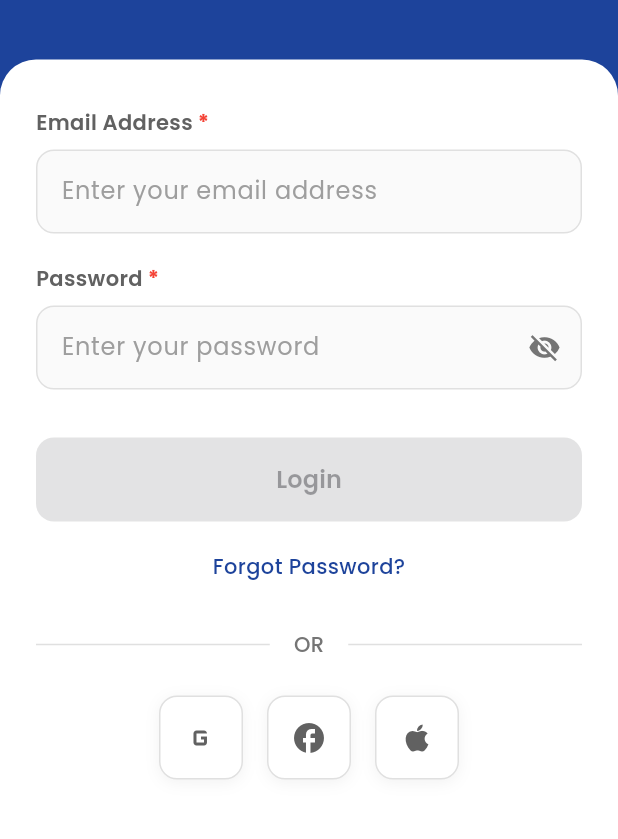
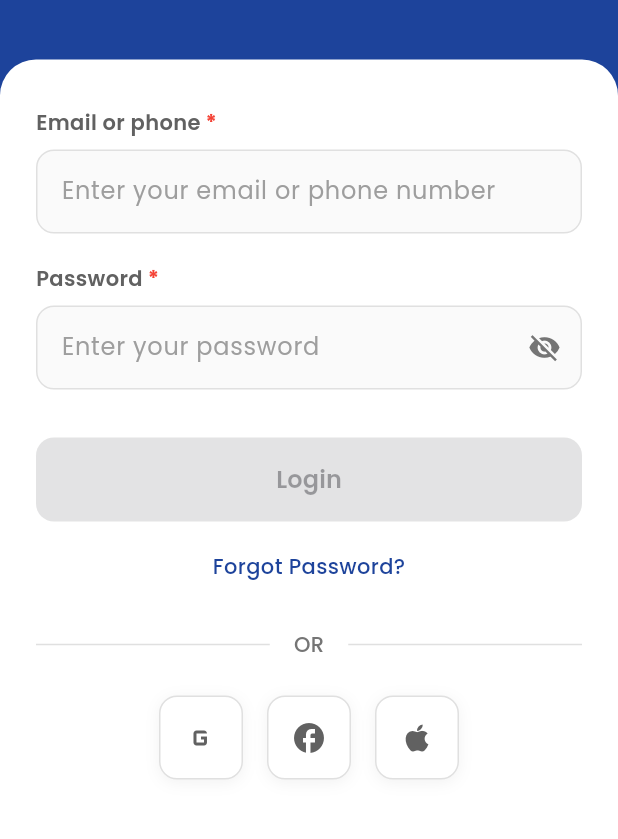
Before and after one commit to pitxitojt/pitx-app, a Flutter app: the screen it shows after launch, after a tap on "Login", on a phone screen of 412 x 824 dp, the part 323-1162 px from its top. Run offline on Flutter 3.47's test engine with Material 3 defaults, Android fonts, the phone set to English and light mode, and no system bars; our stand-ins replace google_fonts; missing offline and left inert: country_flags.

Commit message:
update login and signup

```diff
--- a/lib/pages/Login.dart
+++ b/lib/pages/Login.dart
@@ -106,14 +106,14 @@ class _LoginState extends State<Login> {
                 children: [
                   const SizedBox(height: 8),
 
-                  // Email field
+                  // Email or Mobile field
                   Column(
                     crossAxisAlignment: CrossAxisAlignment.start,
                     children: [
                       Row(
                         children: [
                           Text(
-                            'Email Address',
+                            'Email or phone',
                             style: TextStyle(
                               fontSize: 14,
                               fontWeight: FontWeight.w600,
@@ -151,7 +151,7 @@ class _LoginState extends State<Login> {
                               horizontal: 16,
                               vertical: 16,
                             ),
-                            hintText: 'Enter your email address',
+                            hintText: 'Enter your email or phone number',
                             hintStyle: TextStyle(
                               color: Colors.grey[500],
                               fontSize: 16,
--- a/lib/pages/Signup.dart
+++ b/lib/pages/Signup.dart
@@ -113,7 +113,7 @@ class _SignupState extends State<Signup> {
                       Row(
                         children: [
                           Text(
-                            'Email Address',
+                            'Email',
                             style: TextStyle(
                               fontSize: 14,
                               fontWeight: FontWeight.w600,
@@ -151,7 +151,7 @@ class _SignupState extends State<Signup> {
                               horizontal: 16,
                               vertical: 16,
                             ),
-                            hintText: 'Enter your email address',
+                            hintText: 'Enter your email',
                             hintStyle: TextStyle(
                               color: Colors.grey[500],
                               fontSize: 16,
--- a/pubspec.yaml
+++ b/pubspec.yaml
@@ -36,6 +36,7 @@ dependencies:
   # Use with the CupertinoIcons class for iOS style icons.
   cupertino_icons: ^1.0.8
   country_flags: ^3.3.0
+  supabase_flutter: ^2.9.1
 
 dev_dependencies:
   flutter_test:
```
Also changed, not shown: pubspec.lock, 5 other files.
